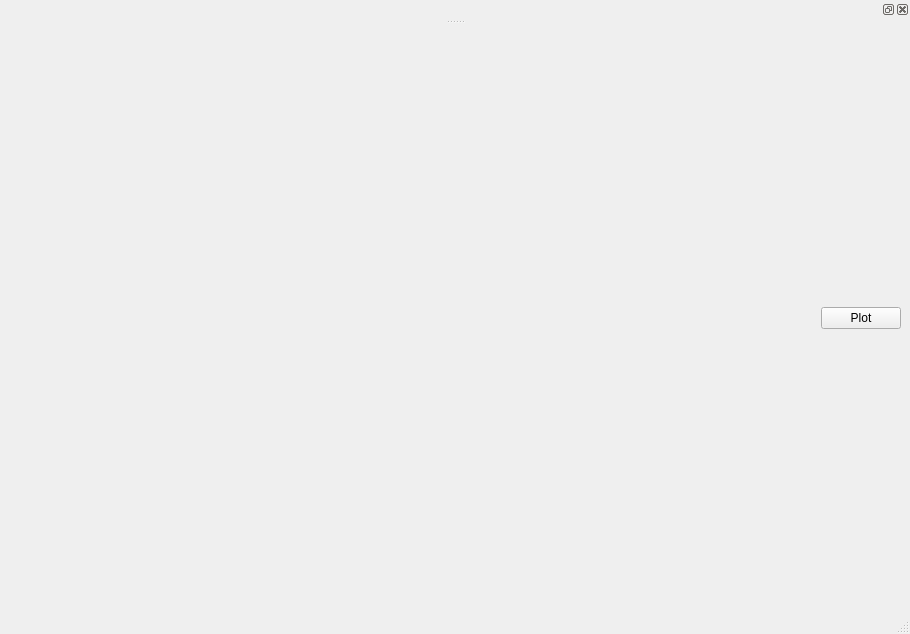
First picture: the form in matplotlib/main/ui_TestMainWindow.ui, repository mantidproject/plotting-evaluation, before the edit.
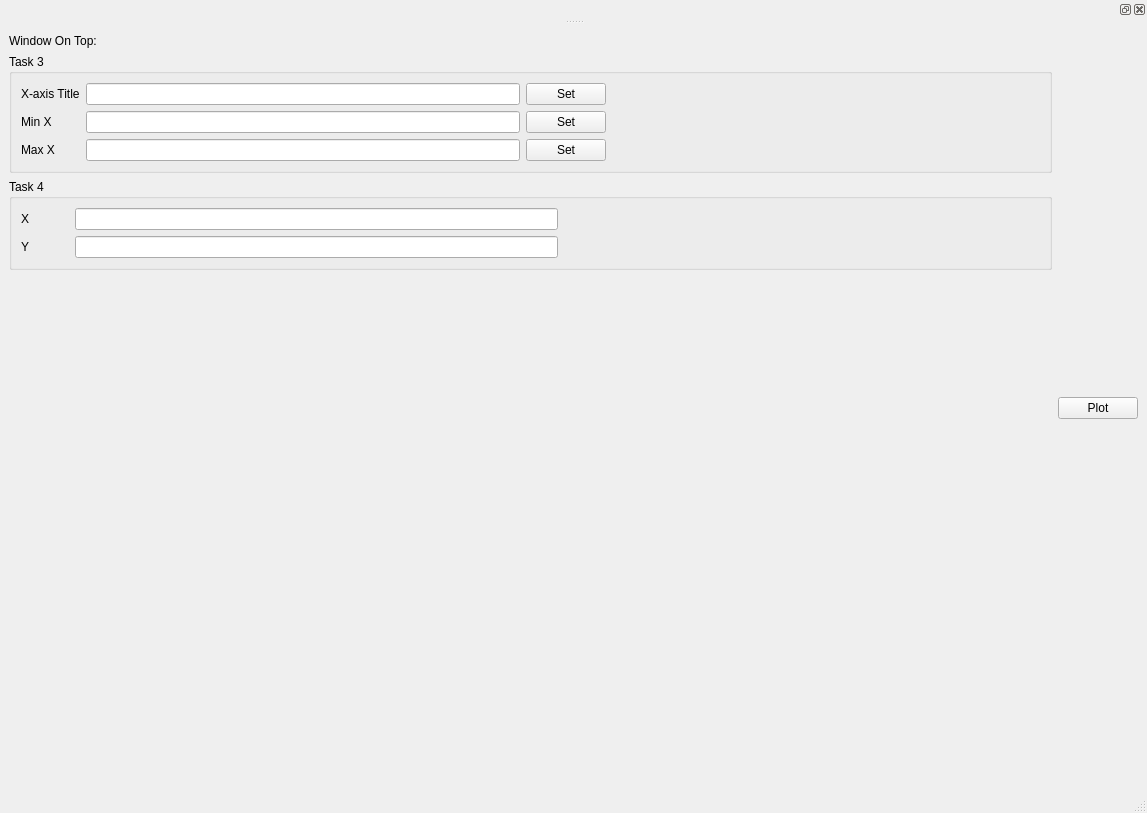
Second picture: the form after the edit.

The edit to the form file:
```diff
--- a/matplotlib/main/ui_TestMainWindow.ui
+++ b/matplotlib/main/ui_TestMainWindow.ui
@@ -6,8 +6,8 @@
    <rect>
     <x>0</x>
     <y>0</y>
-    <width>910</width>
-    <height>634</height>
+    <width>1147</width>
+    <height>813</height>
    </rect>
   </property>
   <property name="windowTitle">
@@ -17,6 +17,157 @@
    <layout class="QGridLayout" name="gridLayout">
     <item row="0" column="0">
      <layout class="QVBoxLayout" name="verticalLayout">
+      <item>
+       <widget class="QLabel" name="label_plotOnTop">
+        <property name="text">
+         <string>Window On Top: </string>
+        </property>
+       </widget>
+      </item>
+      <item>
+       <widget class="QGroupBox" name="groupBox_t3">
+        <property name="title">
+         <string>Task 3</string>
+        </property>
+        <layout class="QGridLayout" name="gridLayout_2">
+         <item row="1" column="2">
+          <widget class="QPushButton" name="pushButton_setXMin">
+           <property name="text">
+            <string>Set</string>
+           </property>
+          </widget>
+         </item>
+         <item row="1" column="1">
+          <widget class="QLineEdit" name="lineEdit_xMin"/>
+         </item>
+         <item row="0" column="2">
+          <widget class="QPushButton" name="pushButton_setTitle">
+           <property name="text">
+            <string>Set</string>
+           </property>
+          </widget>
+         </item>
+         <item row="2" column="1">
+          <widget class="QLineEdit" name="lineEdit_3"/>
+         </item>
+         <item row="0" column="1">
+          <widget class="QLineEdit" name="lineEdit_titleX"/>
+         </item>
+         <item row="2" column="0">
+          <widget class="QLabel" name="label_3">
+           <property name="text">
+            <string>Max X</string>
+           </property>
+          </widget>
+         </item>
+         <item row="2" column="2">
+          <widget class="QPushButton" name="pushButton_3">
+           <property name="text">
+            <string>Set</string>
+           </property>
+          </widget>
+         </item>
+         <item row="0" column="0">
+          <widget class="QLabel" name="label">
+           <property name="text">
+            <string>X-axis Title</string>
+           </property>
+          </widget>
+         </item>
+         <item row="1" column="0">
+          <widget class="QLabel" name="label_2">
+           <property name="text">
+            <string>Min X</string>
+           </property>
+          </widget>
+         </item>
+         <item row="0" column="3">
+          <spacer name="horizontalSpacer_2">
+           <property name="orientation">
+            <enum>Qt::Horizontal</enum>
+           </property>
+           <property name="sizeHint" stdset="0">
+            <size>
+             <width>40</width>
+             <height>20</height>
+            </size>
+           </property>
+          </spacer>
+         </item>
+        </layout>
+       </widget>
+      </item>
+      <item>
+       <widget class="QGroupBox" name="groupBox">
+        <property name="title">
+         <string>Task 4</string>
+        </property>
+        <layout class="QGridLayout" name="gridLayout_3">
+         <item row="0" column="2">
+          <widget class="QLineEdit" name="lineEdit_cursorX"/>
+         </item>
+         <item row="1" column="0">
+          <widget class="QLabel" name="label_5">
+           <property name="text">
+            <string>Y</string>
+           </property>
+          </widget>
+         </item>
+         <item row="1" column="2">
+          <widget class="QLineEdit" name="lineEdit_cursorY"/>
+         </item>
+         <item row="0" column="0">
+          <widget class="QLabel" name="label_4">
+           <property name="text">
+            <string>X</string>
+           </property>
+          </widget>
+         </item>
+         <item row="0" column="3">
+          <spacer name="horizontalSpacer_3">
+           <property name="orientation">
+            <enum>Qt::Horizontal</enum>
+           </property>
+           <property name="sizeHint" stdset="0">
+            <size>
+             <width>40</width>
+             <height>20</height>
+            </size>
+           </property>
+          </spacer>
+         </item>
+         <item row="0" column="1">
+          <spacer name="horizontalSpacer_4">
+           <property name="orientation">
+            <enum>Qt::Horizontal</enum>
+           </property>
+           <property name="sizeType">
+            <enum>QSizePolicy::Ignored</enum>
+           </property>
+           <property name="sizeHint" stdset="0">
+            <size>
+             <width>40</width>
+             <height>20</height>
+            </size>
+           </property>
+          </spacer>
+         </item>
+        </layout>
+       </widget>
+      </item>
+      <item>
+       <spacer name="verticalSpacer">
+        <property name="orientation">
+         <enum>Qt::Vertical</enum>
+        </property>
+        <property name="sizeHint" stdset="0">
+         <size>
+          <width>20</width>
+          <height>40</height>
+         </size>
+        </property>
+       </spacer>
+      </item>
       <item>
        <spacer name="horizontalSpacer">
         <property name="orientation">
```
Left out of the diff: 2 changed lines with no effect on the pictures.
